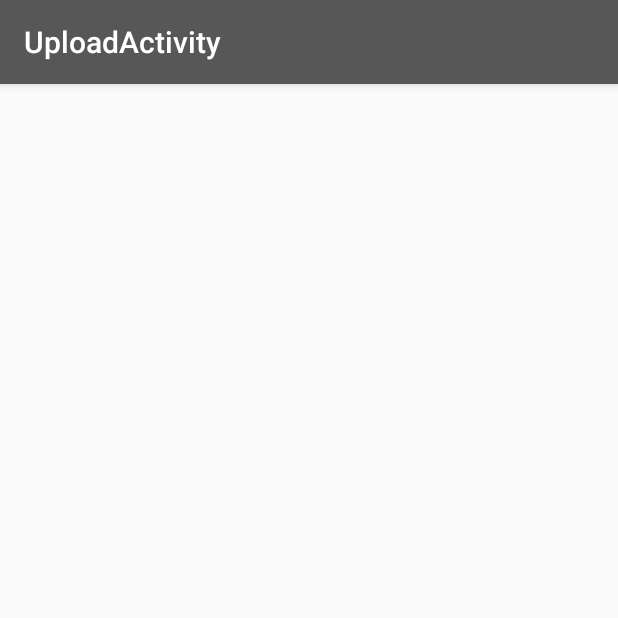
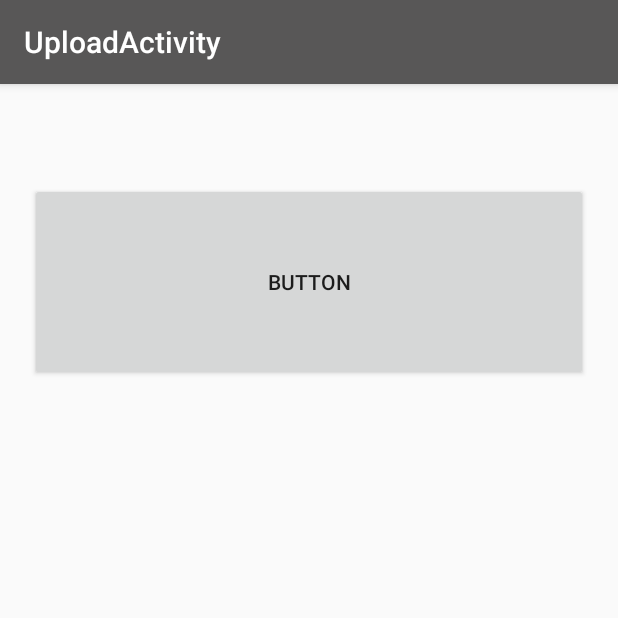
Before and after one commit to Marciix/CompSecBME, an Android app: the UploadActivity screen opened directly, with no data from a screen before it, on a phone screen of 412 x 824 dp, the top half of it. Run offline under Robolectric (Android 15) with nearby library versions, the phone set to English and light mode, and no system bars.

Commit message:
added file browsing to UploadActivity.kt

```diff
--- a/frontend/app/src/main/java/com/example/caffwebshop/activity/UploadActivity.kt
+++ b/frontend/app/src/main/java/com/example/caffwebshop/activity/UploadActivity.kt
@@ -1,15 +1,58 @@
 package com.example.caffwebshop.activity
 
+import android.content.Intent
+import android.net.Uri
+import android.os.Bundle
 import android.support.v7.app.AppCompatActivity
-import android.os.Bundle
+import android.widget.Toast
 import com.example.caffwebshop.R
+import com.example.caffwebshop.model.CaffItemCreation
+import com.example.caffwebshop.network.CAFFInteractor
+import kotlinx.android.synthetic.main.activity_upload.*
+import java.io.File
+
 
 class UploadActivity : AppCompatActivity() {
     private lateinit var token:String
+    private lateinit var selectedFile:Uri
+    private lateinit var fileToUpload:File
+    private lateinit var caffInteractor: CAFFInteractor
+    private lateinit var caffItemCreation: CaffItemCreation
 
     override fun onCreate(savedInstanceState: Bundle?) {
         super.onCreate(savedInstanceState)
         setContentView(R.layout.activity_upload)
         token=intent.getStringExtra("token")
+
+        btn_choose_file!!.setOnClickListener{
+
+            val intent = Intent().setType("*/*").setAction(Intent.ACTION_GET_CONTENT)
+
+            startActivityForResult(Intent.createChooser(intent, "Select a file"), 420)
+
+        }
+
     }
+
+    override fun onActivityResult(requestCode: Int, resultCode: Int, data: Intent?) {
+        super.onActivityResult(requestCode, resultCode, data)
+            if(requestCode == 420 && resultCode == RESULT_OK){
+                 selectedFile = data?.data!!
+                tv_file_path.setText(selectedFile.toString())
+                fileToUpload = File(selectedFile.path)
+                caffInteractor.uploadCaffItem(token = token, param = caffItemCreation, onSucces = this::onUploadSucces, onError = this::onUploadError)
+            }
+    }
+
+
+    private fun onUploadSucces(i:Int){
+
+    }
+
+
+    private fun onUploadError(e:Throwable){
+        Toast.makeText(applicationContext,"Unable to upload images!", Toast.LENGTH_LONG).show()
+        e.printStackTrace()
+    }
+
 }
--- a/frontend/app/src/main/res/layout/activity_upload.xml
+++ b/frontend/app/src/main/res/layout/activity_upload.xml
@@ -1,10 +1,23 @@
-<?xml version="1.0" encoding="utf-8"?>
-<android.support.constraint.ConstraintLayout
-        xmlns:android="http://schemas.android.com/apk/res/android"
-        xmlns:tools="http://schemas.android.com/tools"
-        xmlns:app="http://schemas.android.com/apk/res-auto"
+<LinearLayout xmlns:android="http://schemas.android.com/apk/res/android"
+    android:id="@+id/fragment_item_edit_content"
+    android:orientation="vertical" android:layout_width="match_parent"
+    android:layout_height="match_parent"
+    android:padding="20dp" >
+
+    <LinearLayout
+        android:layout_width="fill_parent"
+        android:layout_height="wrap_content"
+        android:orientation="horizontal" />
+
+    <TextView
+        android:id="@+id/tv_file_path"
         android:layout_width="match_parent"
-        android:layout_height="match_parent"
-        tools:context=".activity.UploadActivity">
+        android:layout_height="46dp" />
 
-</android.support.constraint.ConstraintLayout>
+    <Button
+        android:id="@+id/btn_choose_file"
+        android:layout_width="match_parent"
+        android:layout_height="132dp"
+        android:text="Button" />
+
+</LinearLayout>
```
